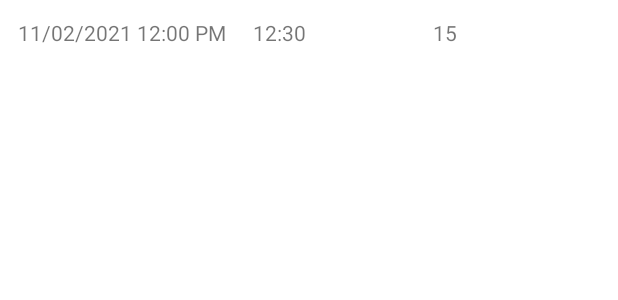
After one commit to Layla33333/codebreaker, an Android app: the layout item_game_summary.xml on its own in the app's theme, with its tools: preview values and no code run, on a phone screen of 412 x 824 dp. The commit adds this screen. Shown: the top 300 px of the screen. Run offline under Robolectric (Android 15) with nearby library versions, the phone set to English and light mode, and no system bars; network calls fail.

Commit message:
Got layout views and recycler

```diff
--- a/app/src/main/java/edu/cnm/deepdive/codebreaker/controller/ScoresFragment.java
+++ b/app/src/main/java/edu/cnm/deepdive/codebreaker/controller/ScoresFragment.java
@@ -8,6 +8,7 @@ import androidx.annotation.NonNull;
 import androidx.annotation.Nullable;
 import androidx.fragment.app.Fragment;
 import androidx.lifecycle.ViewModelProvider;
+import edu.cnm.deepdive.codebreaker.adapter.GameSummaryAdapter;
 import edu.cnm.deepdive.codebreaker.databinding.FragmentScoresBinding;
 import edu.cnm.deepdive.codebreaker.viewmodel.ScoresViewModel;
 
@@ -31,7 +32,8 @@ public class ScoresFragment extends Fragment {
   viewModel
       .getGames()
       .observe(getViewLifecycleOwner(), (games) -> {
-//TODO create adapter with games and attach adapter to RecyclerView
+        GameSummaryAdapter adapter = new GameSummaryAdapter(getContext(), games);
+        binding.games.setAdapter(adapter);
     });
   }
 
--- a/app/src/main/res/layout/fragment_scores.xml
+++ b/app/src/main/res/layout/fragment_scores.xml
@@ -16,6 +16,7 @@
   app:layout_constraintTop_toTopOf="parent"
   app:layout_constraintBottom_toBottomOf="parent"
   app:layout_constraintStart_toStartOf="parent"
-  app:layout_constraintEnd_toEndOf="parent"/>
+  app:layout_constraintEnd_toEndOf="parent"
+  tools:listitem="@layout/item_game_summary"/>
 
 </androidx.constraintlayout.widget.ConstraintLayout>
--- /dev/null
+++ b/app/src/main/res/layout/item_game_summary.xml
@@ -0,0 +1,43 @@
+<?xml version="1.0" encoding="utf-8"?>
+<androidx.constraintlayout.widget.ConstraintLayout xmlns:android="http://schemas.android.com/apk/res/android"
+  android:layout_width="match_parent"
+  android:layout_height="wrap_content"
+  xmlns:tools="http://schemas.android.com/tools"
+  xmlns:app="http://schemas.android.com/apk/res-auto"
+  android:padding="@dimen/half_dynamic_spacing">
+
+  <TextView
+    android:id="@+id/created"
+    android:layout_width="0dp"
+    android:layout_height="wrap_content"
+    android:layout_margin="@dimen/half_static_spacing"
+    tools:text="11/02/2021 12:00 PM"
+    app:layout_constraintTop_toTopOf="parent"
+    app:layout_constraintStart_toStartOf="parent"
+    app:layout_constraintEnd_toStartOf="@id/total_time"
+    app:layout_constraintHorizontal_weight="4"/>
+
+
+  <TextView
+    android:id="@+id/total_time"
+    android:layout_width="0dp"
+    android:layout_height="wrap_content"
+    android:layout_margin="@dimen/half_static_spacing"
+    app:layout_constraintStart_toEndOf="@id/created"
+    app:layout_constraintBaseline_toBaselineOf="@id/created"
+    app:layout_constraintEnd_toStartOf="@+id/guess_count"
+    app:layout_constraintHorizontal_weight="3"
+    tools:text="12:30"/>
+
+  <TextView
+    android:id="@+id/guess_count"
+    android:layout_width="0dp"
+    android:layout_height="wrap_content"
+    android:layout_margin="@dimen/half_static_spacing"
+    app:layout_constraintStart_toEndOf="@id/total_time"
+    app:layout_constraintBaseline_toBaselineOf="@id/total_time"
+    app:layout_constraintEnd_toEndOf="parent"
+    app:layout_constraintHorizontal_weight="3"
+    tools:text="15"/>
+
+</androidx.constraintlayout.widget.ConstraintLayout>
```
Also changed, not shown: app/src/main/java/edu/cnm/deepdive/codebreaker/adapter/GameSummaryAdapter.java (added, +64 -0 lines).
